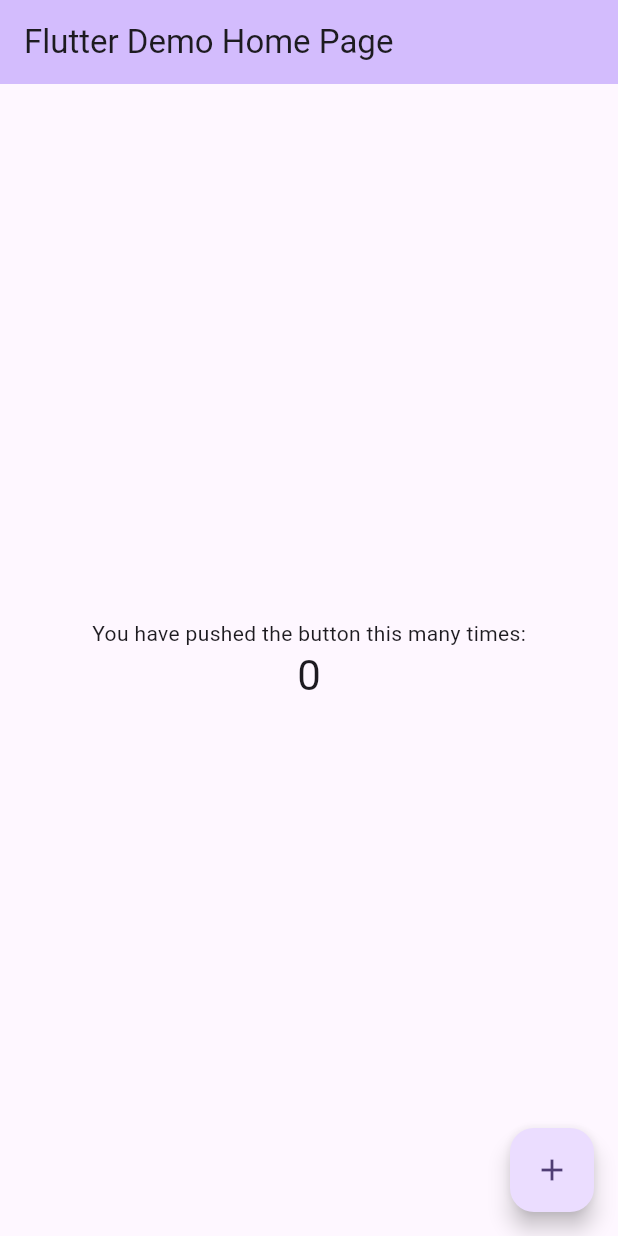
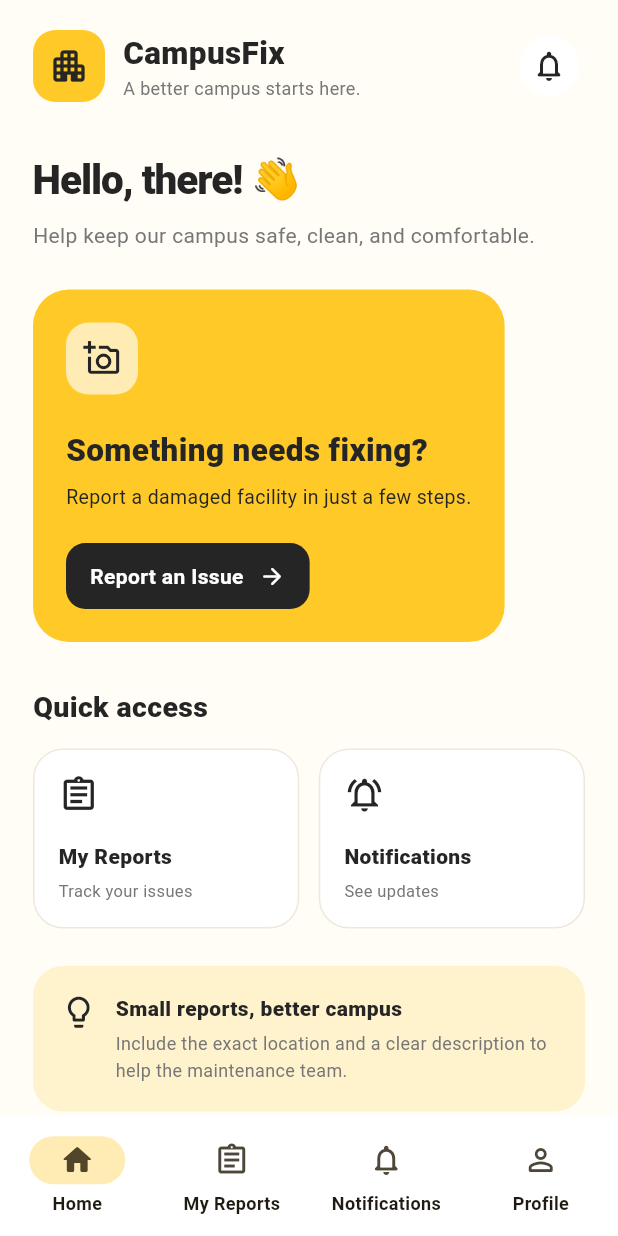
Before and after one commit to karenangco24-source/QuickFix, a Flutter app: the screen it shows after launch, on a phone screen of 412 x 824 dp. Run offline on Flutter 3.47's test engine with Material 3 defaults, Android fonts, the phone set to English and light mode, and no system bars.

Commit message:
Build CampusFix home screen and navigation

```diff
--- a/lib/main.dart
+++ b/lib/main.dart
@@ -1,122 +1,23 @@
+
 import 'package:flutter/material.dart';
 
+import 'navigation/main_navigation.dart';
+import 'theme/app_theme.dart';
+
 void main() {
-  runApp(const MyApp());
+  runApp(const CampusFixApp());
 }
 
-class MyApp extends StatelessWidget {
-  const MyApp({super.key});
+class CampusFixApp extends StatelessWidget {
+  const CampusFixApp({super.key});
 
-  // This widget is the root of your application.
   @override
   Widget build(BuildContext context) {
     return MaterialApp(
-      title: 'Flutter Demo',
-      theme: ThemeData(
-        // This is the theme of your application.
-        //
-        // TRY THIS: Try running your application with "flutter run". You'll see
-        // the application has a purple toolbar. Then, without quitting the app,
-        // try changing the seedColor in the colorScheme below to Colors.green
-        // and then invoke "hot reload" (save your changes or press the "hot
-        // reload" button in a Flutter-supported IDE, or press "r" if you used
-        // the command line to start the app).
-        //
-        // Notice that the counter didn't reset back to zero; the application
-        // state is not lost during the reload. To reset the state, use hot
-        // restart instead.
-        //
-        // This works for code too, not just values: Most code changes can be
-        // tested with just a hot reload.
-        colorScheme: .fromSeed(seedColor: Colors.deepPurple),
-      ),
-      home: const MyHomePage(title: 'Flutter Demo Home Page'),
+      title: 'CampusFix',
+      debugShowCheckedModeBanner: false,
+      theme: AppTheme.lightTheme,
+      home: const MainNavigation(),
     );
   }
 }
-
-class MyHomePage extends StatefulWidget {
-  const MyHomePage({super.key, required this.title});
-
-  // This widget is the home page of your application. It is stateful, meaning
-  // that it has a State object (defined below) that contains fields that affect
-  // how it looks.
-
-  // This class is the configuration for the state. It holds the values (in this
-  // case the title) provided by the parent (in this case the App widget) and
-  // used by the build method of the State. Fields in a Widget subclass are
-  // always marked "final".
-
-  final String title;
-
-  @override
-  State<MyHomePage> createState() => _MyHomePageState();
-}
-
-class _MyHomePageState extends State<MyHomePage> {
-  int _counter = 0;
-
-  void _incrementCounter() {
-    setState(() {
-      // This call to setState tells the Flutter framework that something has
-      // changed in this State, which causes it to rerun the build method below
-      // so that the display can reflect the updated values. If we changed
-      // _counter without calling setState(), then the build method would not be
-      // called again, and so nothing would appear to happen.
-      _counter++;
-    });
-  }
-
-  @override
-  Widget build(BuildContext context) {
-    // This method is rerun every time setState is called, for instance as done
-    // by the _incrementCounter method above.
-    //
-    // The Flutter framework has been optimized to make rerunning build methods
-    // fast, so that you can just rebuild anything that needs updating rather
-    // than having to individually change instances of widgets.
-    return Scaffold(
-      appBar: AppBar(
-        // TRY THIS: Try changing the color here to a specific color (to
-        // Colors.amber, perhaps?) and trigger a hot reload to see the AppBar
-        // change color while the other colors stay the same.
-        backgroundColor: Theme.of(context).colorScheme.inversePrimary,
-        // Here we take the value from the MyHomePage object that was created by
-        // the App.build method, and use it to set our appbar title.
-        title: Text(widget.title),
-      ),
-      body: Center(
-        // Center is a layout widget. It takes a single child and positions it
-        // in the middle of the parent.
-        child: Column(
-          // Column is also a layout widget. It takes a list of children and
-          // arranges them vertically. By default, it sizes itself to fit its
-          // children horizontally, and tries to be as tall as its parent.
-          //
-          // Column has various properties to control how it sizes itself and
-          // how it positions its children. Here we use mainAxisAlignment to
-          // center the children vertically; the main axis here is the vertical
-          // axis because Columns are vertical (the cross axis would be
-          // horizontal).
-          //
-          // TRY THIS: Invoke "debug painting" (choose the "Toggle Debug Paint"
-          // action in the IDE, or press "p" in the console), to see the
-          // wireframe for each widget.
-          mainAxisAlignment: .center,
-          children: [
-            const Text('You have pushed the button this many times:'),
-            Text(
-              '$_counter',
-              style: Theme.of(context).textTheme.headlineMedium,
-            ),
-          ],
-        ),
-      ),
-      floatingActionButton: FloatingActionButton(
-        onPressed: _incrementCounter,
-        tooltip: 'Increment',
-        child: const Icon(Icons.add),
-      ),
-    );
-  }
-}
--- /dev/null
+++ b/lib/navigation/main_navigation.dart
@@ -0,0 +1,90 @@
+
+import 'package:flutter/material.dart';
+
+import '../screens/home_screen.dart';
+import '../screens/placeholder_screen.dart';
+import '../screens/report_issue_screen.dart';
+
+class MainNavigation extends StatefulWidget {
+  const MainNavigation({super.key});
+
+  @override
+  State<MainNavigation> createState() => _MainNavigationState();
+}
+
+class _MainNavigationState extends State<MainNavigation> {
+  int _selectedIndex = 0;
+
+  void _openReportForm() {
+    Navigator.of(context).push(
+      MaterialPageRoute(
+        builder: (_) => const ReportIssueScreen(),
+      ),
+    );
+  }
+
+  void _selectTab(int index) {
+    setState(() {
+      _selectedIndex = index;
+    });
+  }
+
+  @override
+  Widget build(BuildContext context) {
+    final screens = [
+      HomeScreen(
+        onReportTap: _openReportForm,
+        onMyReportsTap: () => _selectTab(1),
+        onNotificationsTap: () => _selectTab(2),
+      ),
+      const PlaceholderScreen(
+        title: 'My Reports',
+        subtitle: 'Track the status of your submitted issues.',
+        icon: Icons.assignment_outlined,
+      ),
+      const PlaceholderScreen(
+        title: 'Notifications',
+        subtitle: 'Stay updated on your maintenance reports.',
+        icon: Icons.notifications_none_rounded,
+      ),
+      const PlaceholderScreen(
+        title: 'Profile',
+        subtitle: 'Manage your account and preferences.',
+        icon: Icons.person_outline_rounded,
+      ),
+    ];
+
+    return Scaffold(
+      body: IndexedStack(
+        index: _selectedIndex,
+        children: screens,
+      ),
+      bottomNavigationBar: NavigationBar(
+        selectedIndex: _selectedIndex,
+        onDestinationSelected: _selectTab,
+        destinations: const [
+          NavigationDestination(
+            icon: Icon(Icons.home_outlined),
+            selectedIcon: Icon(Icons.home_rounded),
+            label: 'Home',
+          ),
+          NavigationDestination(
+            icon: Icon(Icons.assignment_outlined),
+            selectedIcon: Icon(Icons.assignment_rounded),
+            label: 'My Reports',
+          ),
+          NavigationDestination(
+            icon: Icon(Icons.notifications_none_rounded),
+            selectedIcon: Icon(Icons.notifications_rounded),
+            label: 'Notifications',
+          ),
+          NavigationDestination(
+            icon: Icon(Icons.person_outline_rounded),
+            selectedIcon: Icon(Icons.person_rounded),
+            label: 'Profile',
+          ),
+        ],
+      ),
+    );
+  }
+}
--- /dev/null
+++ b/lib/screens/home_screen.dart
@@ -0,0 +1,318 @@
+
+import 'package:flutter/material.dart';
+
+import '../theme/app_theme.dart';
+
+class HomeScreen extends StatelessWidget {
+  final VoidCallback onReportTap;
+  final VoidCallback onMyReportsTap;
+  final VoidCallback onNotificationsTap;
+
+  const HomeScreen({
+    super.key,
+    required this.onReportTap,
+    required this.onMyReportsTap,
+    required this.onNotificationsTap,
+  });
+
+  @override
+  Widget build(BuildContext context) {
+    return SafeArea(
+      child: SingleChildScrollView(
+        padding: const EdgeInsets.fromLTRB(22, 20, 22, 28),
+        child: Column(
+          crossAxisAlignment: CrossAxisAlignment.start,
+          children: [
+            Row(
+              children: [
+                Container(
+                  width: 48,
+                  height: 48,
+                  decoration: BoxDecoration(
+                    color: AppTheme.primaryYellow,
+                    borderRadius: BorderRadius.circular(15),
+                  ),
+                  child: const Icon(
+                    Icons.apartment_rounded,
+                    size: 28,
+                    color: AppTheme.darkText,
+                  ),
+                ),
+                const SizedBox(width: 12),
+                const Expanded(
+                  child: Column(
+                    crossAxisAlignment: CrossAxisAlignment.start,
+                    children: [
+                      Text(
+                        'CampusFix',
+                        style: TextStyle(
+                          fontSize: 21,
+                          fontWeight: FontWeight.w800,
+                          color: AppTheme.darkText,
+                        ),
+                      ),
+                      Text(
+                        'A better campus starts here.',
+                        style: TextStyle(
+                          fontSize: 12,
+                          color: AppTheme.mutedText,
+                        ),
+                      ),
+                    ],
+                  ),
+                ),
+                IconButton(
+                  tooltip: 'Notifications',
+                  onPressed: onNotificationsTap,
+                  icon: const Icon(Icons.notifications_none_rounded),
+                  style: IconButton.styleFrom(
+                    backgroundColor: Colors.white,
+                    foregroundColor: AppTheme.darkText,
+                  ),
+                ),
+              ],
+            ),
+
+            const SizedBox(height: 32),
+
+            const Text(
+              'Hello, there! 👋',
+              style: TextStyle(
+                fontSize: 27,
+                fontWeight: FontWeight.w800,
+                color: AppTheme.darkText,
+                letterSpacing: -0.7,
+              ),
+            ),
+            const SizedBox(height: 8),
+            const Text(
+              'Help keep our campus safe, clean, and comfortable.',
+              style: TextStyle(
+                fontSize: 14,
+                height: 1.5,
+                color: AppTheme.mutedText,
+              ),
+            ),
+
+            const SizedBox(height: 25),
+
+            Material(
+              color: AppTheme.primaryYellow,
+              borderRadius: BorderRadius.circular(24),
+              clipBehavior: Clip.antiAlias,
+              child: InkWell(
+                onTap: onReportTap,
+                child: Padding(
+                  padding: const EdgeInsets.all(22),
+                  child: Column(
+                    crossAxisAlignment: CrossAxisAlignment.start,
+                    children: [
+                      Container(
+                        width: 48,
+                        height: 48,
+                        decoration: BoxDecoration(
+                          color: Colors.white.withValues(alpha: 0.65),
+                          borderRadius: BorderRadius.circular(15),
+                        ),
+                        child: const Icon(
+                          Icons.add_a_photo_outlined,
+                          size: 25,
+                          color: AppTheme.darkText,
+                        ),
+                      ),
+                      const SizedBox(height: 22),
+                      const Text(
+                        'Something needs fixing?',
+                        style: TextStyle(
+                          fontSize: 21,
+                          fontWeight: FontWeight.w800,
+                          color: AppTheme.darkText,
+                        ),
+                      ),
+                      const SizedBox(height: 7),
+                      const Text(
+                        'Report a damaged facility in just a few steps.',
+                        style: TextStyle(
+                          fontSize: 13,
+                          height: 1.5,
+                          color: AppTheme.darkText,
+                        ),
+                      ),
+                      const SizedBox(height: 20),
+                      Container(
+                        padding: const EdgeInsets.symmetric(
+                          horizontal: 16,
+                          vertical: 12,
+                        ),
+                        decoration: BoxDecoration(
+                          color: AppTheme.darkText,
+                          borderRadius: BorderRadius.circular(13),
+                        ),
+                        child: const Row(
+                          mainAxisSize: MainAxisSize.min,
+                          children: [
+                            Text(
+                              'Report an Issue',
+                              style: TextStyle(
+                                color: Colors.white,
+                                fontWeight: FontWeight.w700,
+                                fontSize: 14,
+                              ),
+                            ),
+                            SizedBox(width: 10),
+                            Icon(
+                              Icons.arrow_forward_rounded,
+                              color: Colors.white,
+                              size: 18,
+                            ),
+                          ],
+                        ),
+                      ),
+                    ],
+                  ),
+                ),
+              ),
+            ),
+
+            const SizedBox(height: 30),
+
+            const Text(
+              'Quick access',
+              style: TextStyle(
+                fontSize: 19,
+                fontWeight: FontWeight.w800,
+                color: AppTheme.darkText,
+              ),
+            ),
+            const SizedBox(height: 14),
+
+            Row(
+              children: [
+                Expanded(
+                  child: _QuickAccessCard(
+                    icon: Icons.assignment_outlined,
+                    title: 'My Reports',
+                    subtitle: 'Track your issues',
+                    onTap: onMyReportsTap,
+                  ),
+                ),
+                const SizedBox(width: 13),
+                Expanded(
+                  child: _QuickAccessCard(
+                    icon: Icons.notifications_active_outlined,
+                    title: 'Notifications',
+                    subtitle: 'See updates',
+                    onTap: onNotificationsTap,
+                  ),
+                ),
+              ],
+            ),
+
+            const SizedBox(height: 25),
+
+            Container(
+              width: double.infinity,
+              padding: const EdgeInsets.all(18),
+              decoration: BoxDecoration(
+                color: const Color(0xFFFFF3CE),
+                borderRadius: BorderRadius.circular(20),
+              ),
+              child: const Row(
+                crossAxisAlignment: CrossAxisAlignment.start,
+                children: [
+                  Icon(
+                    Icons.lightbulb_outline_rounded,
+                    color: AppTheme.darkText,
+                    size: 25,
+                  ),
+                  SizedBox(width: 12),
+                  Expanded(
+                    child: Column(
+                      crossAxisAlignment: CrossAxisAlignment.start,
+                      children: [
+                        Text(
+                          'Small reports, better campus',
+                          style: TextStyle(
+                            fontWeight: FontWeight.w800,
+                            fontSize: 14,
+                            color: AppTheme.darkText,
+                          ),
+                        ),
+                        SizedBox(height: 5),
+                        Text(
+                          'Include the exact location and a clear '
+                          'description to help the maintenance team.',
+                          style: TextStyle(
+                            fontSize: 12,
+                            height: 1.5,
+                            color: AppTheme.mutedText,
+                          ),
+                        ),
+                      ],
+                    ),
+                  ),
+                ],
+              ),
+            ),
+          ],
+        ),
+      ),
+    );
+  }
+}
+
+class _QuickAccessCard extends StatelessWidget {
+  final IconData icon;
+  final String title;
+  final String subtitle;
+  final VoidCallback onTap;
+
+  const _QuickAccessCard({
+    required this.icon,
+    required this.title,
+    required this.subtitle,
+    required this.onTap,
+  });
+
+  @override
+  Widget build(BuildContext context) {
+    return Material(
+      color: AppTheme.cardWhite,
+      borderRadius: BorderRadius.circular(20),
+      child: InkWell(
+        onTap: onTap,
+        borderRadius: BorderRadius.circular(20),
+        child: Container(
+          padding: const EdgeInsets.all(16),
+          decoration: BoxDecoration(
+            borderRadius: BorderRadius.circular(20),
+            border: Border.all(color: const Color(0xFFEDE8DC)),
+          ),
+          child: Column(
+            crossAxisAlignment: CrossAxisAlignment.start,
+            children: [
+              Icon(icon, size: 27, color: AppTheme.darkText),
+              const SizedBox(height: 18),
+              Text(
+                title,
+                style: const TextStyle(
+                  fontSize: 14,
+                  fontWeight: FontWeight.w800,
+                  color: AppTheme.darkText,
+                ),
+              ),
+              const SizedBox(height: 5),
+              Text(
+                subtitle,
+                style: const TextStyle(
+                  fontSize: 11,
+                  color: AppTheme.mutedText,
+                ),
+              ),
+            ],
+          ),
+        ),
+      ),
+    );
+  }
+}
--- /dev/null
+++ b/lib/screens/placeholder_screen.dart
@@ -0,0 +1,73 @@
+
+import 'package:flutter/material.dart';
+
+import '../theme/app_theme.dart';
+
+class PlaceholderScreen extends StatelessWidget {
+  final String title;
+  final String subtitle;
+  final IconData icon;
+
+  const PlaceholderScreen({
+    super.key,
+    required this.title,
+    required this.subtitle,
+    required this.icon,
+  });
+
+  @override
+  Widget build(BuildContext context) {
+    return SafeArea(
+      child: Center(
+        child: Padding(
+          padding: const EdgeInsets.all(28),
+          child: Column(
+            mainAxisSize: MainAxisSize.min,
+            children: [
+              Container(
+                padding: const EdgeInsets.all(22),
+                decoration: BoxDecoration(
+                  color: AppTheme.primaryYellow.withValues(alpha: 0.3),
+                  borderRadius: BorderRadius.circular(24),
+                ),
+                child: Icon(
+                  icon,
+                  size: 48,
+                  color: AppTheme.darkText,
+                ),
+              ),
+              const SizedBox(height: 20),
+              Text(
+                title,
+                textAlign: TextAlign.center,
+                style: const TextStyle(
+                  fontSize: 24,
+                  fontWeight: FontWeight.w800,
+                  color: AppTheme.darkText,
+                ),
+              ),
+              const SizedBox(height: 8),
+              Text(
+                subtitle,
+                textAlign: TextAlign.center,
+                style: const TextStyle(
+                  fontSize: 14,
+                  height: 1.5,
+                  color: AppTheme.mutedText,
+                ),
+              ),
+              const SizedBox(height: 18),
+              const Text(
+                'More features coming soon.',
+                style: TextStyle(
+                  fontSize: 12,
+                  color: AppTheme.mutedText,
+                ),
+              ),
+            ],
+          ),
+        ),
+      ),
+    );
+  }
+}
--- /dev/null
+++ b/lib/screens/report_issue_screen.dart
@@ -0,0 +1,60 @@
+
+import 'package:flutter/material.dart';
+
+import '../theme/app_theme.dart';
+
+class ReportIssueScreen extends StatelessWidget {
+  const ReportIssueScreen({super.key});
+
+  @override
+  Widget build(BuildContext context) {
+    return Scaffold(
+      appBar: AppBar(
+        title: const Text(
+          'Report an Issue',
+          style: TextStyle(fontWeight: FontWeight.w800),
+        ),
+      ),
+      body: Center(
+        child: Padding(
+          padding: const EdgeInsets.all(28),
+          child: Column(
+            mainAxisSize: MainAxisSize.min,
+            children: [
+              Container(
+                padding: const EdgeInsets.all(22),
+                decoration: BoxDecoration(
+                  color: AppTheme.primaryYellow.withValues(alpha: 0.3),
+                  borderRadius: BorderRadius.circular(24),
+                ),
+                child: const Icon(
+                  Icons.build_outlined,
+                  size: 48,
+                  color: AppTheme.darkText,
+                ),
+              ),
+              const SizedBox(height: 20),
+              const Text(
+                'What needs fixing?',
+                style: TextStyle(
+                  fontSize: 23,
+                  fontWeight: FontWeight.w800,
+                  color: AppTheme.darkText,
+                ),
+              ),
+              const SizedBox(height: 8),
+              const Text(
+                'The reporting form will be implemented next.',
+                textAlign: TextAlign.center,
+                style: TextStyle(
+                  fontSize: 14,
+                  color: AppTheme.mutedText,
+                ),
+              ),
+            ],
+          ),
+        ),
+      ),
+    );
+  }
+}
--- /dev/null
+++ b/lib/theme/app_theme.dart
@@ -0,0 +1,48 @@
+
+import 'package:flutter/material.dart';
+
+class AppTheme {
+  AppTheme._();
+
+  static const Color primaryYellow = Color(0xFFFFC928);
+  static const Color darkText = Color(0xFF252525);
+  static const Color background = Color(0xFFFFFDF6);
+  static const Color cardWhite = Color(0xFFFFFFFF);
+  static const Color mutedText = Color(0xFF777777);
+
+  static ThemeData get lightTheme {
+    return ThemeData(
+      useMaterial3: true,
+      colorScheme: ColorScheme.fromSeed(
+        seedColor: primaryYellow,
+        brightness: Brightness.light,
+        surface: background,
+      ),
+      scaffoldBackgroundColor: background,
+      appBarTheme: const AppBarTheme(
+        backgroundColor: background,
+        foregroundColor: darkText,
+        elevation: 0,
+        centerTitle: false,
+      ),
+      navigationBarTheme: NavigationBarThemeData(
+        backgroundColor: cardWhite,
+        indicatorColor: primaryYellow.withValues(alpha: 0.35),
+        labelTextStyle: const WidgetStatePropertyAll(
+          TextStyle(
+            fontSize: 12,
+            fontWeight: FontWeight.w600,
+          ),
+        ),
+      ),
+      inputDecorationTheme: InputDecorationTheme(
+        filled: true,
+        fillColor: cardWhite,
+        border: OutlineInputBorder(
+          borderRadius: BorderRadius.circular(14),
+          borderSide: const BorderSide(color: Color(0xFFE8E3D7)),
+        ),
+      ),
+    );
+  }
+}
```
